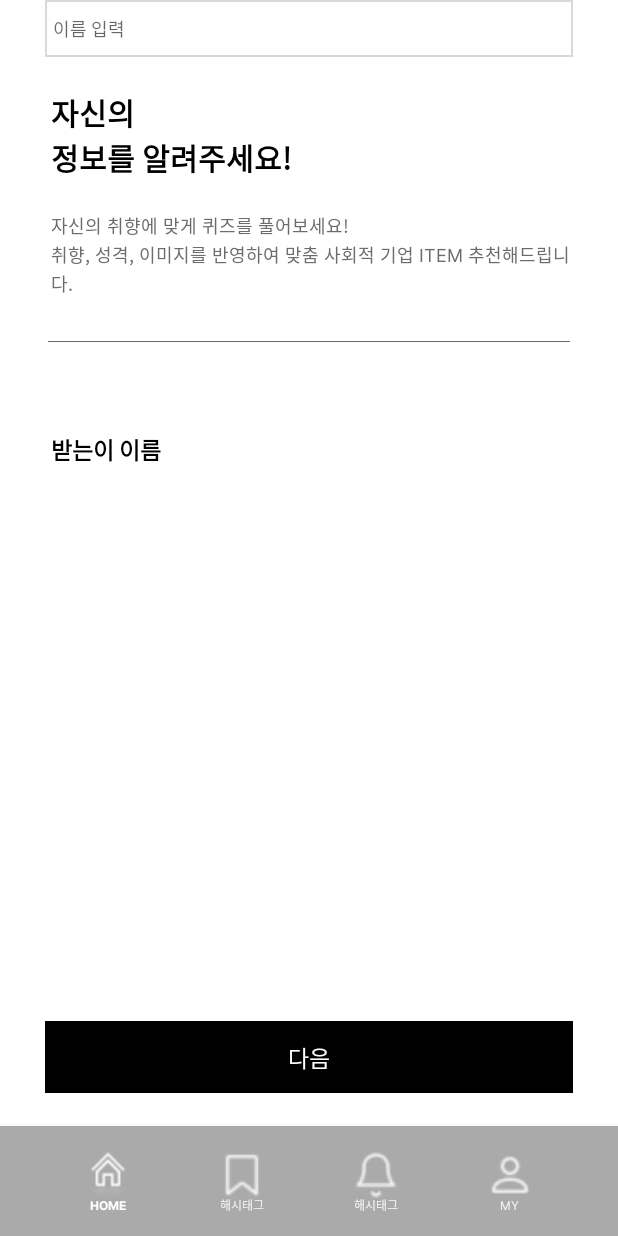
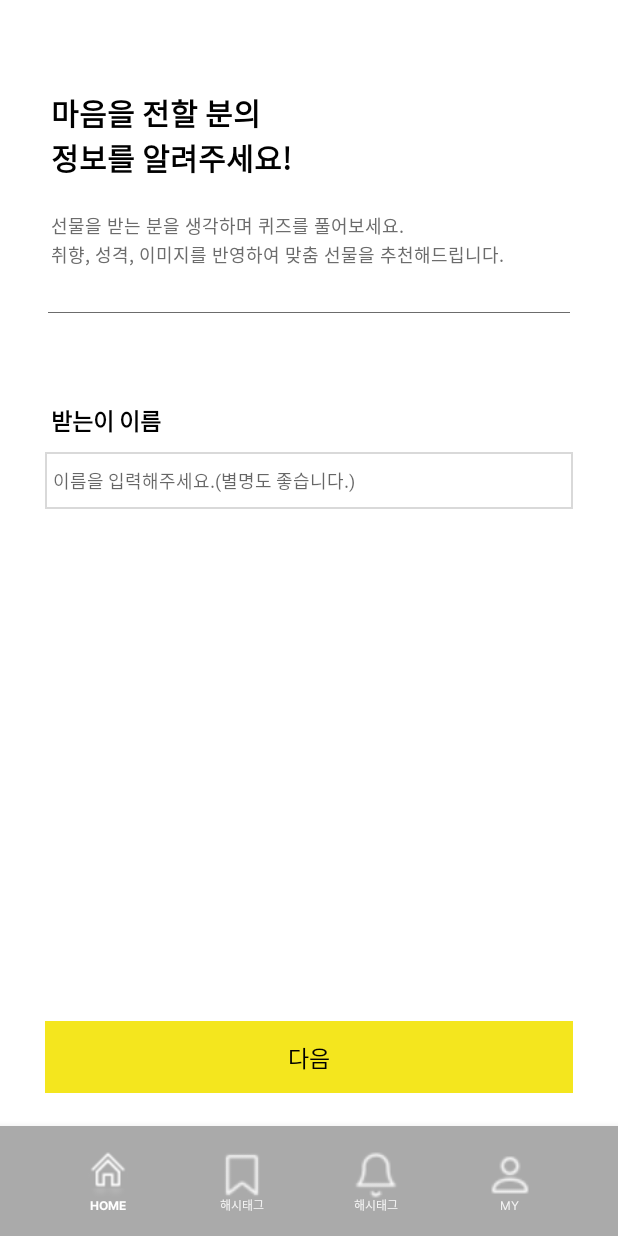
Before and after one commit to DongjieuN/bahrombridges0529, an Android app: the fragment TakerInfoFirstFragment placed in its activity, on a phone screen of 412 x 824 dp. Run offline under Robolectric (Android 15) with nearby library versions, the phone set to English and light mode, and no system bars.

Commit message:
taker_info_first 변경

```diff
--- a/app/src/main/res/layout/fragment_taker_info_first.xml
+++ b/app/src/main/res/layout/fragment_taker_info_first.xml
@@ -13,7 +13,7 @@
         android:layout_marginTop="60dp"
         android:layout_marginEnd="167dp"
         android:lineHeight="24sp"
-        android:text="자신의\n정보를 알려주세요!"
+        android:text="마음을 전할 분의 \n정보를 알려주세요!"
         android:textAlignment="textStart"
         android:textColor="@color/black"
         android:textSize="20sp"
@@ -30,7 +30,7 @@
         android:layout_marginTop="21dp"
         android:layout_marginEnd="30dp"
         android:lineHeight="15sp"
-        android:text="자신의 취향에 맞게 퀴즈를 풀어보세요!\n취향, 성격, 이미지를 반영하여 맞춤 사회적 기업 ITEM 추천해드립니다."
+        android:text="선물을 받는 분을 생각하며 퀴즈를 풀어보세요.\n취향, 성격, 이미지를 반영하여 맞춤 선물을 추천해드립니다."
         android:textAlignment="textStart"
         android:textColor="#6C6C6C"
         android:textSize="12sp"
@@ -71,9 +71,10 @@
         android:layout_width="match_parent"
         android:layout_height="0dp"
         android:layout_marginStart="30dp"
+        android:layout_marginTop="10dp"
         android:layout_marginEnd="30dp"
         android:background="@drawable/taker_info_first_edt_border"
-        android:hint="이름 입력"
+        android:hint="이름을 입력해주세요.(별명도 좋습니다.)"
         android:includeFontPadding="false"
         android:maxLines="1"
         android:paddingStart="5dp"
@@ -84,7 +85,7 @@
         android:textSize="12sp"
         app:layout_constraintEnd_toEndOf="parent"
         app:layout_constraintStart_toStartOf="parent"
-        tools:layout_editor_absoluteY="308dp" />
+        app:layout_constraintTop_toBottomOf="@+id/taker_info_first_name_tv" />
 
     <androidx.appcompat.widget.AppCompatButton
         android:id="@+id/taker_info_first_next_btn"
@@ -93,7 +94,7 @@
         android:layout_marginHorizontal="30dp"
         android:layout_marginBottom="22dp"
         android:background="@drawable/taker_info_first_btn_shape"
-        android:backgroundTint="@color/black"
+        android:backgroundTint="@color/yellow_COR2"
         android:fontFamily="@font/inter_medium"
         android:foreground="?selectableItemBackground"
         android:includeFontPadding="false"
@@ -101,7 +102,7 @@
         android:paddingTop="12.48dp"
         android:paddingBottom="12.48dp"
         android:text="다음"
-        android:textColor="@color/white"
+        android:textColor="@color/black"
         android:textSize="15sp"
         app:layout_constraintBottom_toBottomOf="parent"
         app:layout_constraintEnd_toEndOf="parent"
```
